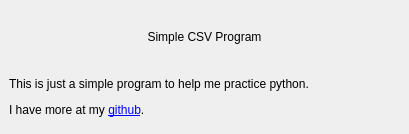
Above: about.ui from BrianHammond/Simple_CSV_Tool before the change. Below: the same form after it.
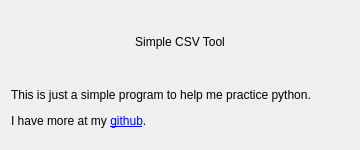
That is the form after the change. Icons and pictures are not drawn.

Patch:
```diff
--- a/about.ui
+++ b/about.ui
@@ -1,25 +1,31 @@
 <?xml version="1.0" encoding="UTF-8"?>
 <ui version="4.0">
- <class>About</class>
- <widget class="QMainWindow" name="About">
+ <class>Form</class>
+ <widget class="QWidget" name="Form">
   <property name="geometry">
    <rect>
     <x>0</x>
     <y>0</y>
-    <width>409</width>
-    <height>134</height>
+    <width>360</width>
+    <height>150</height>
    </rect>
   </property>
   <property name="sizePolicy">
-   <sizepolicy hsizetype="Minimum" vsizetype="Minimum">
+   <sizepolicy hsizetype="Fixed" vsizetype="Fixed">
     <horstretch>0</horstretch>
     <verstretch>0</verstretch>
    </sizepolicy>
   </property>
+  <property name="minimumSize">
+   <size>
+    <width>360</width>
+    <height>150</height>
+   </size>
+  </property>
   <property name="maximumSize">
    <size>
-    <width>409</width>
-    <height>134</height>
+    <width>360</width>
+    <height>150</height>
    </size>
   </property>
   <property name="windowTitle">
@@ -29,7 +35,6 @@
    <iconset>
     <normaloff>icon/ms_icon.jpg</normaloff>icon/ms_icon.jpg</iconset>
   </property>
-  <widget class="QWidget" name="centralwidget">
    <layout class="QVBoxLayout" name="verticalLayout">
     <item>
      <widget class="QLabel" name="label">
@@ -43,7 +48,7 @@
        <string notr="true">font: 75 20pt &quot;MS Shell Dlg 2&quot;;</string>
       </property>
       <property name="text">
-       <string>Simple CSV Program</string>
+      <string>Simple CSV Tool</string>
       </property>
       <property name="alignment">
        <set>Qt::AlignCenter</set>
@@ -61,7 +66,6 @@
      </widget>
     </item>
    </layout>
-  </widget>
  </widget>
  <resources/>
  <connections/>
```
Lines whose indentation alone changed are shown as unchanged.
